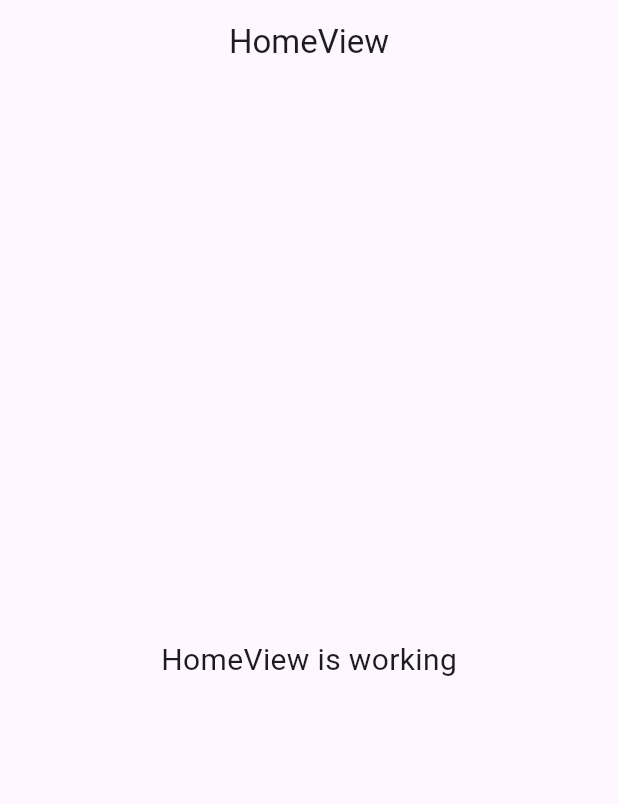
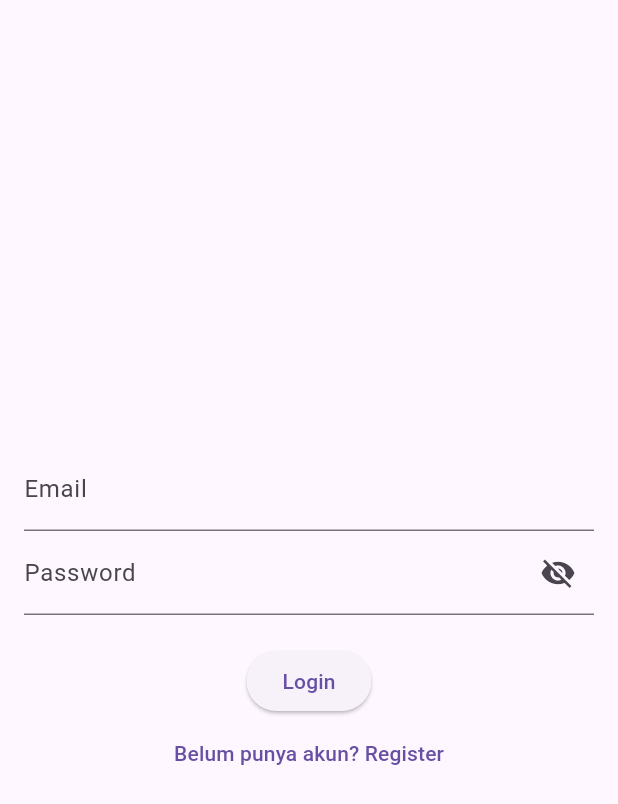
Before and after one commit to habibdwip/YNews, a Flutter app: the screen it shows after launch, on a phone screen of 412 x 824 dp. Shown: the top 804 px of the screen. Run offline on Flutter 3.47's test engine with Material 3 defaults, Android fonts, the phone set to English and light mode, and no system bars; our stand-ins replace firebase_auth, firebase_core, get; accounts and stored records are empty.

Commit message:
ADD: integrate firebase_auth for user authentication and registration

```diff
--- /dev/null
+++ b/lib/app/modules/auth/controllers/auth_controller.dart
@@ -0,0 +1,31 @@
+import 'package:firebase_auth/firebase_auth.dart';
+import 'package:flutter/material.dart';
+import 'package:get/get.dart';
+
+class AuthController extends GetxController {
+  var isLoading = false.obs;
+  var isPasswordHidden = true.obs;
+
+  TextEditingController emailController = TextEditingController();
+  TextEditingController passwordController = TextEditingController();
+  TextEditingController emailRegController = TextEditingController();
+  TextEditingController passRegController = TextEditingController();
+
+  Future login() async {
+    isLoading(true);
+    await FirebaseAuth.instance.signInWithEmailAndPassword(
+        email: emailController.text, password: passwordController.text);
+    isLoading(false);
+    Get.snackbar('Success', 'Login berhasil',
+        snackPosition: SnackPosition.BOTTOM);
+  }
+
+  void register() async {
+    isLoading(true);
+    await FirebaseAuth.instance.createUserWithEmailAndPassword(
+        email: emailRegController.text, password: passRegController.text);
+    isLoading(false);
+    Get.snackbar('Success', 'Register berhasil',
+        snackPosition: SnackPosition.BOTTOM);
+  }
+}
--- /dev/null
+++ b/lib/app/modules/auth/views/loginview_view.dart
@@ -0,0 +1,71 @@
+import 'package:flutter/material.dart';
+
+import 'package:get/get.dart';
+import 'package:y_news/app/modules/auth/controllers/auth_controller.dart';
+import 'package:y_news/app/modules/auth/views/registerview_view.dart';
+import 'package:y_news/app/routes/app_pages.dart';
+
+class LoginView extends GetView<AuthController> {
+  LoginView({super.key});
+  final AuthController authController = Get.put(AuthController());
+
+  @override
+  Widget build(BuildContext context) {
+    return Scaffold(
+      body: Padding(
+        padding: EdgeInsets.all(16.0),
+        child: Column(
+          mainAxisAlignment: MainAxisAlignment.center,
+          children: [
+            TextFormField(
+              controller: authController.emailController,
+              decoration: InputDecoration(labelText: 'Email'),
+              autovalidateMode: AutovalidateMode.onUserInteraction,
+              validator: (value) {
+                if (value!.isEmpty || value == "") {
+                  return "Email can't be empty";
+                } else if (!value.trim().contains("@")) {
+                  return "Email not valid";
+                }
+                return null;
+              },
+              onSaved: (newValue) {
+                authController.emailController.text = newValue!;
+              },
+            ),
+            Obx(() => TextField(
+                  controller: authController.passwordController,
+                  decoration: InputDecoration(
+                    labelText: 'Password',
+                    suffixIcon: IconButton(
+                      icon: Icon(authController.isPasswordHidden.value
+                          ? Icons.visibility_off
+                          : Icons.visibility),
+                      onPressed: () {
+                        authController.isPasswordHidden.value =
+                            !authController.isPasswordHidden.value;
+                      },
+                    ),
+                  ),
+                  obscureText: authController.isPasswordHidden.value,
+                )),
+            SizedBox(height: 20),
+            Obx(() => authController.isLoading.value
+                ? CircularProgressIndicator()
+                : ElevatedButton(
+                    onPressed: () async {
+                      await authController.login();
+                      Get.offAndToNamed(Routes.HOME);
+                    },
+                    child: Text('Login'),
+                  )),
+            TextButton(
+              onPressed: () => Get.to(RegisterView()),
+              child: Text('Belum punya akun? Register'),
+            )
+          ],
+        ),
+      ),
+    );
+  }
+}
--- a/lib/app/routes/app_routes.dart
+++ b/lib/app/routes/app_routes.dart
@@ -4,9 +4,11 @@ part of 'app_pages.dart';
 abstract class Routes {
   Routes._();
   static const HOME = _Paths.HOME;
+  static const AUTH = _Paths.AUTH;
 }
 
 abstract class _Paths {
   _Paths._();
   static const HOME = '/home';
+  static const AUTH = '/auth';
 }
--- a/lib/main.dart
+++ b/lib/main.dart
@@ -13,6 +13,7 @@ void main() async {
   );
   runApp(
     GetMaterialApp(
+      debugShowCheckedModeBanner: false,
       title: "Application",
       initialRoute: AppPages.INITIAL,
       getPages: AppPages.routes,
--- a/pubspec.yaml
+++ b/pubspec.yaml
@@ -37,6 +37,7 @@ dependencies:
   cupertino_icons: ^1.0.8
   get: ^4.7.2
   firebase_core: ^3.12.0
+  firebase_auth: ^5.5.0
 
 dev_dependencies:
   flutter_test:
```
Also changed, not shown: lib/app/modules/auth/bindings/auth_binding.dart (added, +12 -0 lines), lib/app/modules/auth/views/registerview_view.dart (added, +55 -0 lines), lib/app/modules/home/views/home_view.dart (+10 -0 lines), lib/app/routes/app_pages.dart (+9 -3 lines), pubspec.lock, 4 other files.
